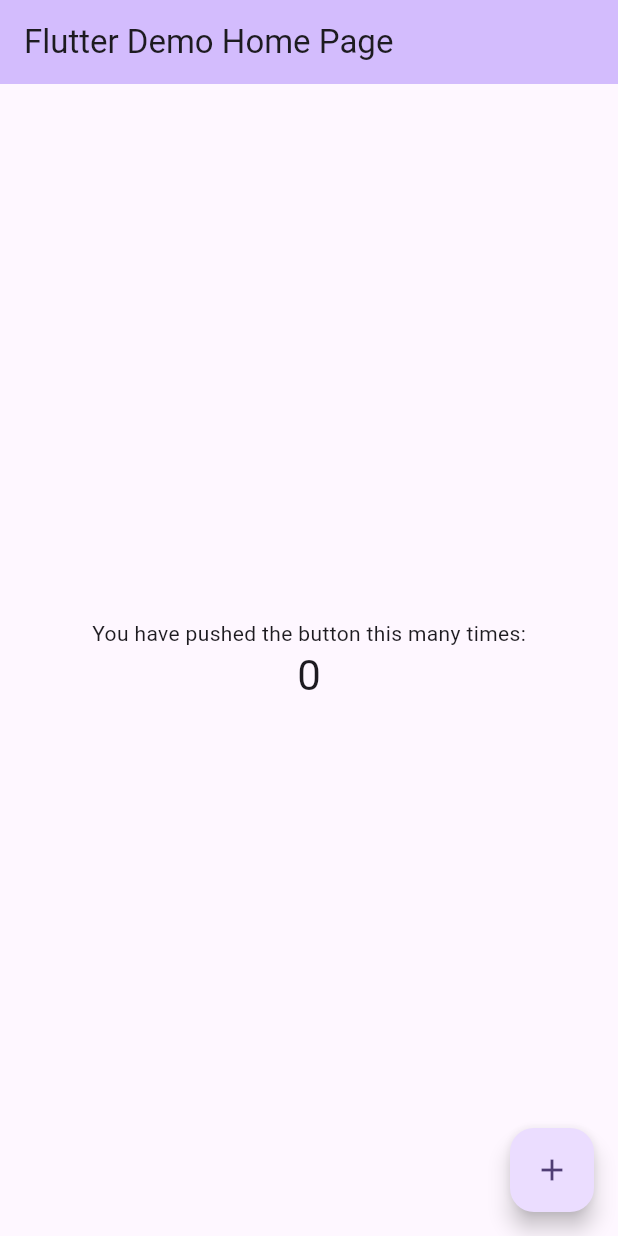
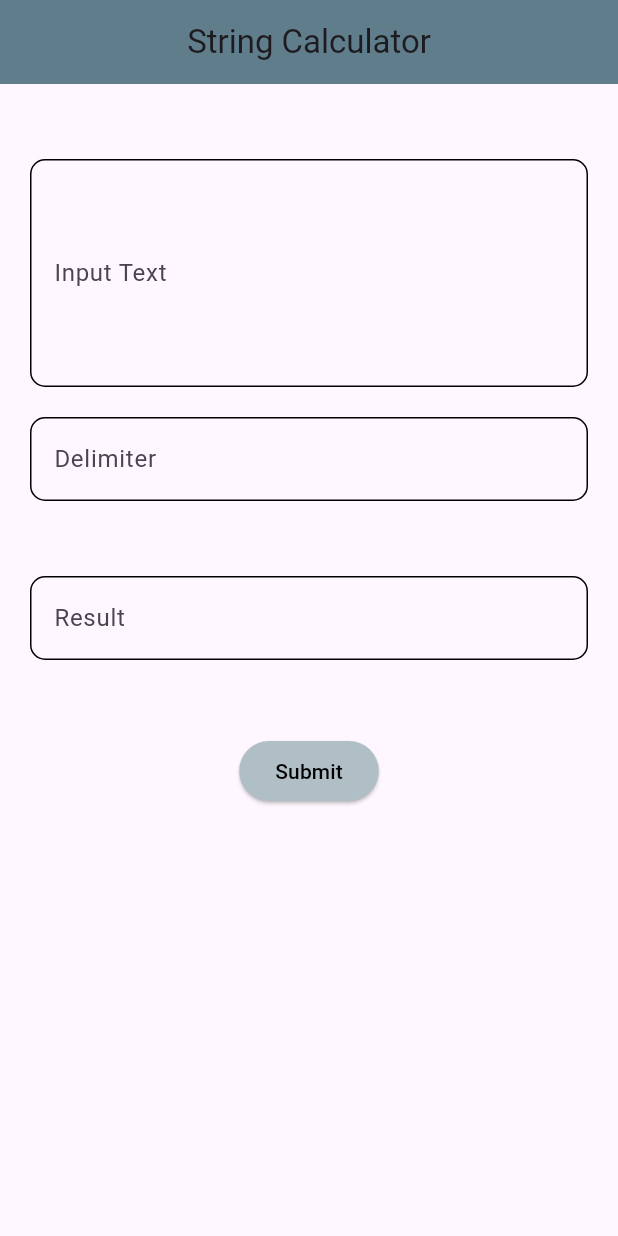
Before and after one commit to itsnits/TDD_StringCalculator, a Flutter app: the screen it shows after launch, on a phone screen of 412 x 824 dp. Run offline on Flutter 3.47's test engine with Material 3 defaults, Android fonts, the phone set to English and light mode, and no system bars.

Commit message:
Created UI to take user input and show the output

```diff
--- /dev/null
+++ b/string_calculator/lib/String Calculator/string_calculator_widget.dart
@@ -0,0 +1,105 @@
+import 'package:flutter/material.dart';
+
+class StringCalculatorWidget extends StatefulWidget {
+  const StringCalculatorWidget({super.key});
+
+  @override
+  State<StringCalculatorWidget> createState() => _StringCalculatorWidgetState();
+}
+
+class _StringCalculatorWidgetState extends State<StringCalculatorWidget> {
+  final TextEditingController _inputController = TextEditingController();
+  final TextEditingController _outputController = TextEditingController();
+  final TextEditingController _delimiterController = TextEditingController();
+
+  @override
+  Widget build(BuildContext context) {
+    return SafeArea(
+      child: Scaffold(
+        appBar: AppBar(
+          title: const Text('String Calculator'),
+          centerTitle: true,
+          backgroundColor: Colors.blueGrey,
+        ),
+        body: Container(
+          margin: const EdgeInsets.fromLTRB(20.0, 50.0, 20.0, 20.0),
+          child: Center(
+            child: Column(
+              children: [
+                TextFormField(
+                  controller: _inputController,
+                  maxLines: 5,
+                  decoration: InputDecoration(
+                      border: InputBorder.none,
+                      enabledBorder: OutlineInputBorder(
+                        borderRadius: BorderRadius.circular(10.0),
+                      ),
+                      focusedBorder: OutlineInputBorder(
+                        borderRadius: BorderRadius.circular(10.0),
+                      ),
+                      labelText: 'Input Text'),
+                ),
+                Padding(
+                  padding: const EdgeInsets.only(top: 20.0),
+                  child: TextFormField(
+                    controller: _delimiterController,
+                    decoration: InputDecoration(
+                      border: InputBorder.none,
+                      enabledBorder: OutlineInputBorder(
+                        borderRadius: BorderRadius.circular(10.0),
+                      ),
+                      focusedBorder: OutlineInputBorder(
+                        borderRadius: BorderRadius.circular(10.0),
+                      ),
+                      labelText: 'Delimiter',
+                    ),
+                  ),
+                ),
+                Padding(
+                  padding: const EdgeInsets.only(top: 50.0),
+                  child: TextFormField(
+                    controller: _outputController,
+                    decoration: InputDecoration(
+                      border: InputBorder.none,
+                      enabledBorder: OutlineInputBorder(
+                        borderRadius: BorderRadius.circular(10.0),
+                      ),
+                      focusedBorder: OutlineInputBorder(
+                        borderRadius: BorderRadius.circular(10.0),
+                      ),
+                      labelText: 'Result',
+                    ),
+                  ),
+                ),
+                Padding(
+                  padding: const EdgeInsets.only(
+                    top: 50.0,
+                  ),
+                  child: ElevatedButton(
+                    onPressed: () {
+                      setState(() {
+                        _outputController.text = '123';
+                      });
+                    },
+                    style: ElevatedButton.styleFrom(
+                      backgroundColor: Colors.blueGrey.shade200,
+                      shape: RoundedRectangleBorder(
+                        borderRadius: BorderRadius.circular(20.0),
+                      ),
+                    ),
+                    child: const Text(
+                      'Submit',
+                      style: TextStyle(
+                        color: Colors.black,
+                      ),
+                    ),
+                  ),
+                ),
+              ],
+            ),
+          ),
+        ),
+      ),
+    );
+  }
+}
--- a/string_calculator/lib/main.dart
+++ b/string_calculator/lib/main.dart
@@ -1,4 +1,5 @@
 import 'package:flutter/material.dart';
+import 'package:string_calculator/String%20Calculator/string_calculator_widget.dart';
 
 void main() {
   runApp(const MyApp());
@@ -10,60 +11,11 @@ class MyApp extends StatelessWidget {
   @override
   Widget build(BuildContext context) {
     return MaterialApp(
-      title: 'Flutter Demo',
-      theme: ThemeData(
-        colorScheme: ColorScheme.fromSeed(seedColor: Colors.deepPurple),
-        useMaterial3: true,
-      ),
-      home: const MyHomePage(title: 'Flutter Demo Home Page'),
-    );
+        title: 'Flutter Demo',
+        theme: ThemeData(
+          colorScheme: ColorScheme.fromSeed(seedColor: Colors.deepPurple),
+          useMaterial3: true,
+        ),
+        home: const StringCalculatorWidget());
   }
 }
-
-class MyHomePage extends StatefulWidget {
-  const MyHomePage({super.key, required this.title});
-
-  final String title;
-
-  @override
-  State<MyHomePage> createState() => _MyHomePageState();
-}
-
-class _MyHomePageState extends State<MyHomePage> {
-  int _counter = 0;
-
-  void _incrementCounter() {
-    setState(() {
-      _counter++;
-    });
-  }
-
-  @override
-  Widget build(BuildContext context) {
-    return Scaffold(
-      appBar: AppBar(
-        backgroundColor: Theme.of(context).colorScheme.inversePrimary,
-        title: Text(widget.title),
-      ),
-      body: Center(
-        child: Column(
-          mainAxisAlignment: MainAxisAlignment.center,
-          children: <Widget>[
-            const Text(
-              'You have pushed the button this many times:',
-            ),
-            Text(
-              '$_counter',
-              style: Theme.of(context).textTheme.headlineMedium,
-            ),
-          ],
-        ),
-      ),
-      floatingActionButton: FloatingActionButton(
-        onPressed: _incrementCounter,
-        tooltip: 'Increment',
-        child: const Icon(Icons.add),
-      ),
-    );
-  }
-}
```
